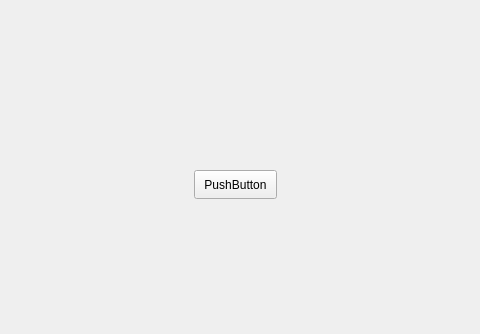
This is mainwindow.ui in frxionn/Projekt_System_Zamowien as Qt 5 draws it before an edit; both pictures show x 156 to 636 and y 0 to 334 of the 800 by 600 pixel window. The edited form follows.
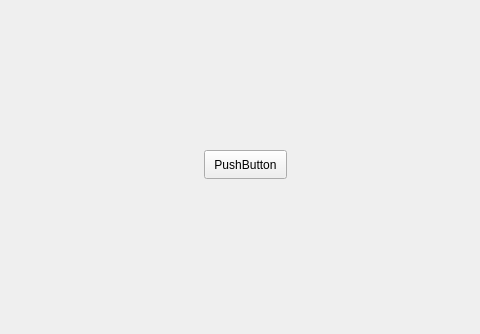
This is the edited form.

```diff
--- a/mainwindow.ui
+++ b/mainwindow.ui
@@ -17,8 +17,8 @@
    <widget class="QPushButton" name="pushButton">
     <property name="geometry">
      <rect>
-      <x>350</x>
-      <y>170</y>
+      <x>360</x>
+      <y>150</y>
       <width>83</width>
       <height>29</height>
      </rect>
```
